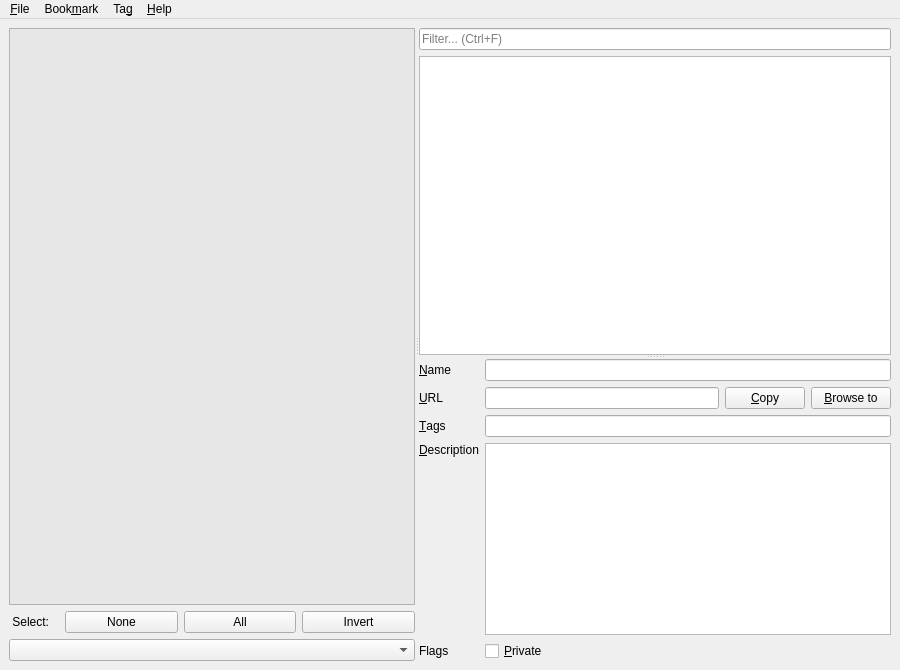
First picture: the form in designer/main.ui, repository sobjornstad/rabbitmark, before the edit.
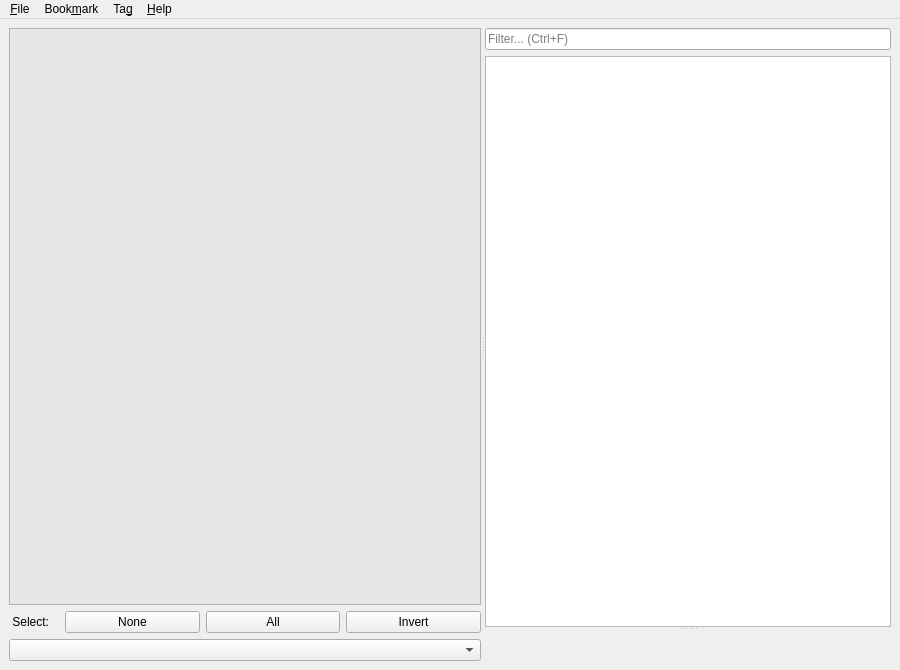
Second picture: the form after the edit.

Commit message:
extract mark details pane into a separate widget
This will allow us to use it in the broken-links interface too.

Diff of the .ui file:
```diff
--- a/designer/main.ui
+++ b/designer/main.ui
@@ -207,137 +207,7 @@
             <bool>false</bool>
            </attribute>
           </widget>
-          <widget class="QWidget" name="layoutWidget">
-           <layout class="QGridLayout" name="gridLayout">
-            <item row="0" column="0">
-             <widget class="QLabel" name="label_2">
-              <property name="text">
-               <string>&amp;Name</string>
-              </property>
-              <property name="buddy">
-               <cstring>nameBox</cstring>
-              </property>
-             </widget>
-            </item>
-            <item row="0" column="1">
-             <widget class="QLineEdit" name="nameBox">
-              <property name="sizePolicy">
-               <sizepolicy hsizetype="Expanding" vsizetype="Fixed">
-                <horstretch>0</horstretch>
-                <verstretch>0</verstretch>
-               </sizepolicy>
-              </property>
-             </widget>
-            </item>
-            <item row="1" column="0">
-             <widget class="QLabel" name="label_3">
-              <property name="text">
-               <string>&amp;URL</string>
-              </property>
-              <property name="buddy">
-               <cstring>urlBox</cstring>
-              </property>
-             </widget>
-            </item>
-            <item row="1" column="1">
-             <layout class="QHBoxLayout" name="horizontalLayout">
-              <item>
-               <widget class="QLineEdit" name="urlBox">
-                <property name="sizePolicy">
-                 <sizepolicy hsizetype="Expanding" vsizetype="Fixed">
-                  <horstretch>0</horstretch>
-                  <verstretch>0</verstretch>
-                 </sizepolicy>
-                </property>
-               </widget>
-              </item>
-              <item>
-               <widget class="QPushButton" name="copyUrlButton">
-                <property name="toolTip">
-                 <string>Shortcut: Ctrl-Shift-C</string>
-                </property>
-                <property name="text">
-                 <string>&amp;Copy</string>
-                </property>
-               </widget>
-              </item>
-              <item>
-               <widget class="QPushButton" name="browseUrlButton">
-                <property name="toolTip">
-                 <string>Shortcut: Ctrl-B</string>
-                </property>
-                <property name="text">
-                 <string>&amp;Browse to</string>
-                </property>
-               </widget>
-              </item>
-             </layout>
-            </item>
-            <item row="2" column="0">
-             <widget class="QLabel" name="label_4">
-              <property name="text">
-               <string>&amp;Tags</string>
-              </property>
-              <property name="buddy">
-               <cstring>tagsBox</cstring>
-              </property>
-             </widget>
-            </item>
-            <item row="2" column="1">
-             <widget class="QLineEdit" name="tagsBox">
-              <property name="sizePolicy">
-               <sizepolicy hsizetype="Expanding" vsizetype="Fixed">
-                <horstretch>0</horstretch>
-                <verstretch>0</verstretch>
-               </sizepolicy>
-              </property>
-             </widget>
-            </item>
-            <item row="3" column="0">
-             <widget class="QLabel" name="label_5">
-              <property name="text">
-               <string>&amp;Description</string>
-              </property>
-              <property name="alignment">
-               <set>Qt::AlignLeading|Qt::AlignLeft|Qt::AlignTop</set>
-              </property>
-              <property name="buddy">
-               <cstring>descriptionBox</cstring>
-              </property>
-             </widget>
-            </item>
-            <item row="4" column="1">
-             <widget class="QCheckBox" name="privateCheck">
-              <property name="text">
-               <string>&amp;Private</string>
-              </property>
-             </widget>
-            </item>
-            <item row="4" column="0">
-             <widget class="QLabel" name="label_6">
-              <property name="text">
-               <string>Flags</string>
-              </property>
-              <property name="buddy">
-               <cstring>privateCheck</cstring>
-              </property>
-             </widget>
-            </item>
-            <item row="3" column="1">
-             <widget class="QPlainTextEdit" name="descriptionBox">
-              <property name="sizePolicy">
-               <sizepolicy hsizetype="Expanding" vsizetype="Expanding">
-                <horstretch>0</horstretch>
-                <verstretch>1</verstretch>
-               </sizepolicy>
-              </property>
-              <property name="tabChangesFocus">
-               <bool>true</bool>
-              </property>
-             </widget>
-            </item>
-           </layout>
-          </widget>
+          <widget class="QWidget" name="detailsWidget" native="true"/>
          </widget>
         </item>
        </layout>
```
Left out of the diff: 9 changed lines with no effect on the pictures. The commit also changes 3 other files.
